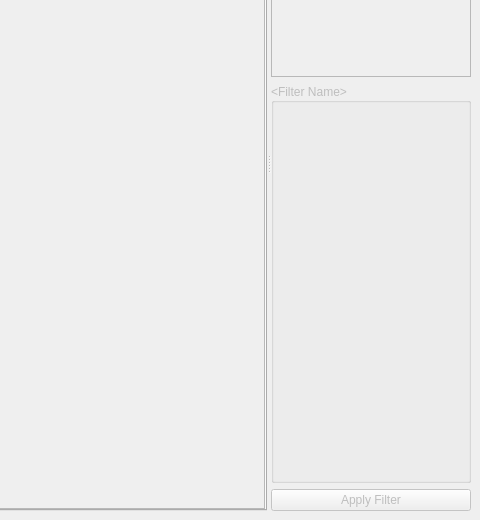
Qt form mainwindow.ui (Airels/ihm-tabs) before a commit; both pictures show x 800 to 1280 and y 213 to 733 of the 1280 by 733 pixel window.
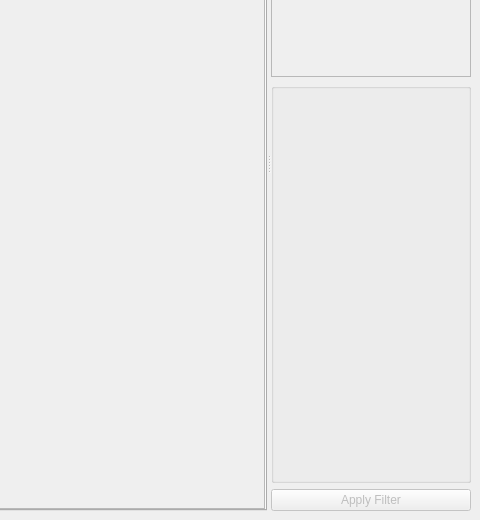
The same form after that commit.

Commit message: fixed the reset of the interface

```diff
--- a/mainwindow.ui
+++ b/mainwindow.ui
@@ -185,7 +185,7 @@
            </size>
           </property>
           <property name="title">
-           <string>&lt;Filter Name&gt;</string>
+           <string/>
           </property>
           <property name="alignment">
            <set>Qt::AlignLeading|Qt::AlignLeft|Qt::AlignVCenter</set>
```
The commit also changes 2 other files.
